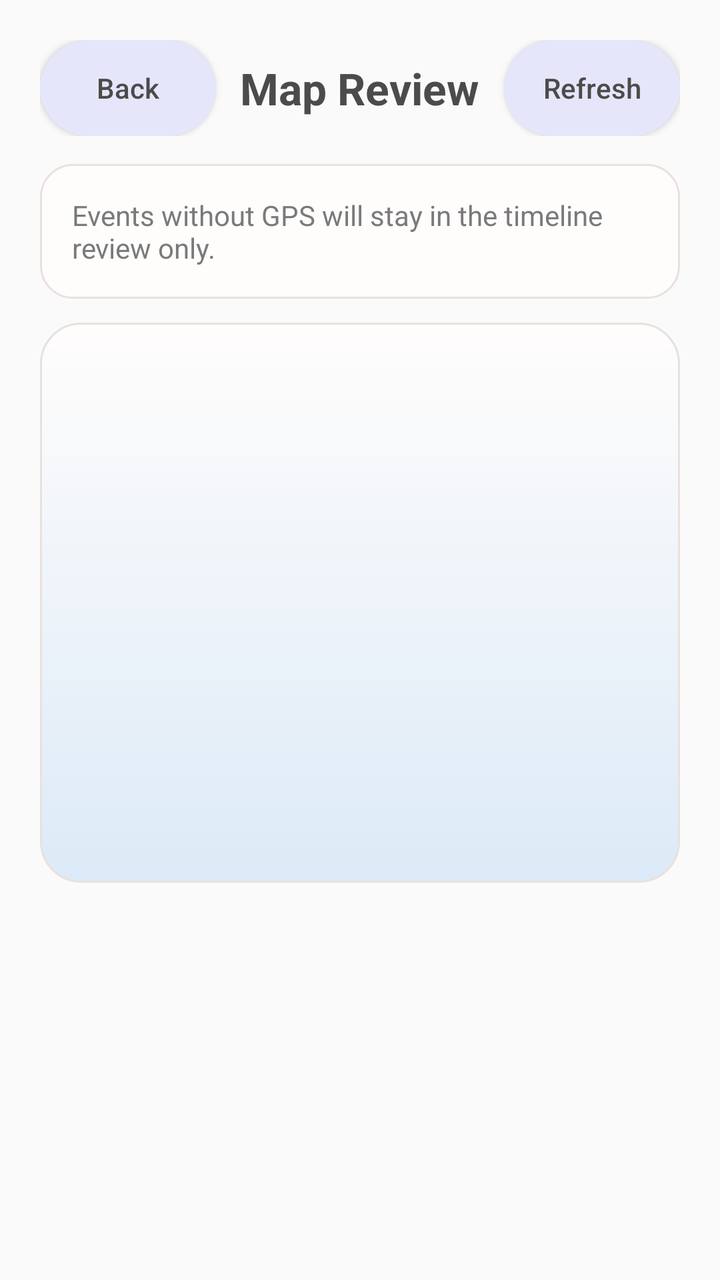
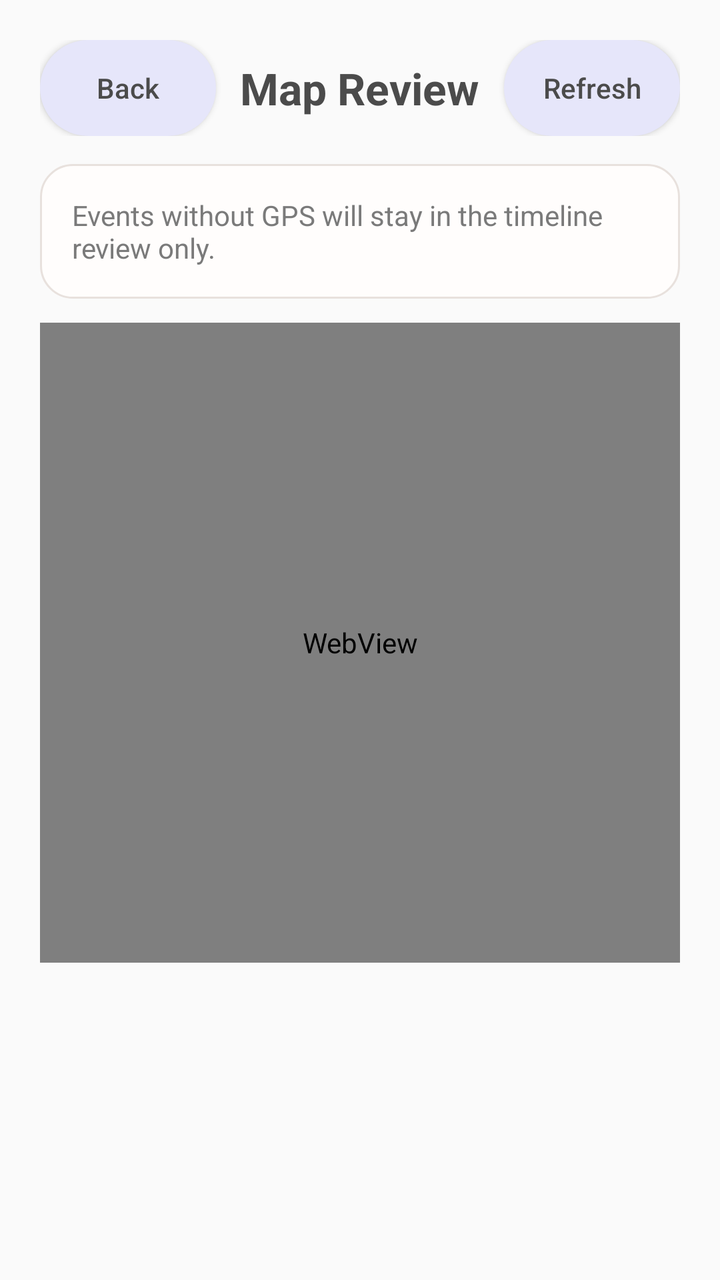

The first picture is an Android layout as it rendered before a commit; the second is the same layout after the commit. The layout source and the unified diff follow.
<!-- AndroidManifest.xml: application theme Theme.Atlas -->
<!-- res/layout/activity_map_review.xml -->
﻿<?xml version="1.0" encoding="utf-8"?>
<ScrollView xmlns:android="http://schemas.android.com/apk/res/android"
    android:layout_width="match_parent"
    android:layout_height="match_parent"
    android:background="@color/atlas_background">

    <LinearLayout android:layout_width="match_parent" android:layout_height="wrap_content" android:orientation="vertical" android:padding="20dp">
        <LinearLayout android:layout_width="match_parent" android:layout_height="wrap_content" android:gravity="center_vertical" android:orientation="horizontal">
            <Button android:id="@+id/btnBack" android:layout_width="wrap_content" android:layout_height="wrap_content" android:background="@drawable/atlas_chip" android:text="@string/btn_back" android:textAllCaps="false" android:textColor="@color/atlas_text_primary" />
            <TextView android:layout_width="wrap_content" android:layout_height="wrap_content" android:layout_marginLeft="12dp" android:text="@string/event_map_title" android:textColor="@color/atlas_text_primary" android:textSize="22sp" android:textStyle="bold" />
            <View android:layout_width="0dp" android:layout_height="1dp" android:layout_weight="1" />
            <Button android:id="@+id/btnRefresh" android:layout_width="wrap_content" android:layout_height="wrap_content" android:background="@drawable/atlas_chip" android:text="@string/btn_refresh" android:textAllCaps="false" android:textColor="@color/atlas_text_primary" />
        </LinearLayout>
        <TextView android:id="@+id/emptyView" android:layout_width="match_parent" android:layout_height="wrap_content" android:layout_marginTop="14dp" android:background="@drawable/atlas_section_bg" android:padding="16dp" android:text="@string/event_map_empty" android:textColor="@color/atlas_text_secondary" />
        <ImageView android:id="@+id/mapImage" android:layout_width="match_parent" android:layout_height="280dp" android:layout_marginTop="12dp" android:background="@drawable/atlas_map_canvas_bg" android:scaleType="centerCrop" />
        <LinearLayout android:id="@+id/listContainer" android:layout_width="match_parent" android:layout_height="wrap_content" android:layout_marginTop="12dp" android:orientation="vertical" />
    </LinearLayout>
</ScrollView>
<!-- resources referenced by this layout -->
<resources>
  <color name="atlas_background">#FAFAFA</color>
  <color name="atlas_text_primary">#4B4B4B</color>
  <color name="atlas_text_secondary">#7A7A7A</color>
  <!-- drawable atlas_chip (drawable) -->
  ﻿<shape xmlns:android="http://schemas.android.com/apk/res/android" android:shape="rectangle">
      <solid android:color="@color/atlas_lavender" />
      <corners android:radius="999dp" />
  </shape>
  <!-- drawable atlas_map_canvas_bg (drawable) -->
  ﻿<shape xmlns:android="http://schemas.android.com/apk/res/android" android:shape="rectangle">
      <gradient android:angle="90" android:startColor="@color/atlas_blue" android:endColor="@color/atlas_surface" />
      <corners android:radius="20dp" />
      <stroke android:width="1dp" android:color="@color/atlas_divider" />
  </shape>
  <!-- drawable atlas_section_bg (drawable) -->
  ﻿<shape xmlns:android="http://schemas.android.com/apk/res/android" android:shape="rectangle">
      <solid android:color="@color/atlas_surface" />
      <corners android:radius="16dp" />
      <stroke android:width="1dp" android:color="@color/atlas_divider" />
  </shape>
  <string name="btn_back">Back</string>
  <string name="btn_refresh">Refresh</string>
  <string name="event_map_empty">Events without GPS will stay in the timeline review only.</string>
  <string name="event_map_title">Map Review</string>
  <style name="Theme.Atlas" parent="Theme.AppCompat.Light.NoActionBar">
          <item name="colorPrimary">@color/atlas_primary</item>
          <item name="colorPrimaryDark">@color/atlas_primary_dark</item>
          <item name="colorAccent">@color/atlas_accent</item>
          <item name="android:windowBackground">@color/atlas_background</item>
          <item name="android:textColorPrimary">@color/atlas_text_primary</item>
      </style>
  <color name="atlas_lavender">#E6E6FA</color>
  <color name="atlas_blue">#DCEAF7</color>
  <color name="atlas_surface">#FFFDFC</color>
  <color name="atlas_divider">#E8E1DD</color>
  <color name="atlas_primary">#F6C7B6</color>
  <color name="atlas_primary_dark">#E7B39C</color>
  <color name="atlas_accent">#D7B8D8</color>
</resources>

<!-- the commit's change to res/layout/activity_map_review.xml (unified diff, before → after) -->
@@ -12,7 +12,7 @@
             <Button android:id="@+id/btnRefresh" android:layout_width="wrap_content" android:layout_height="wrap_content" android:background="@drawable/atlas_chip" android:text="@string/btn_refresh" android:textAllCaps="false" android:textColor="@color/atlas_text_primary" />
         </LinearLayout>
         <TextView android:id="@+id/emptyView" android:layout_width="match_parent" android:layout_height="wrap_content" android:layout_marginTop="14dp" android:background="@drawable/atlas_section_bg" android:padding="16dp" android:text="@string/event_map_empty" android:textColor="@color/atlas_text_secondary" />
-        <ImageView android:id="@+id/mapImage" android:layout_width="match_parent" android:layout_height="280dp" android:layout_marginTop="12dp" android:background="@drawable/atlas_map_canvas_bg" android:scaleType="centerCrop" />
+        <WebView android:id="@+id/mapWebView" android:layout_width="match_parent" android:layout_height="320dp" android:layout_marginTop="12dp" android:background="@drawable/atlas_map_canvas_bg" />
         <LinearLayout android:id="@+id/listContainer" android:layout_width="match_parent" android:layout_height="wrap_content" android:layout_marginTop="12dp" android:orientation="vertical" />
     </LinearLayout>
 </ScrollView>
